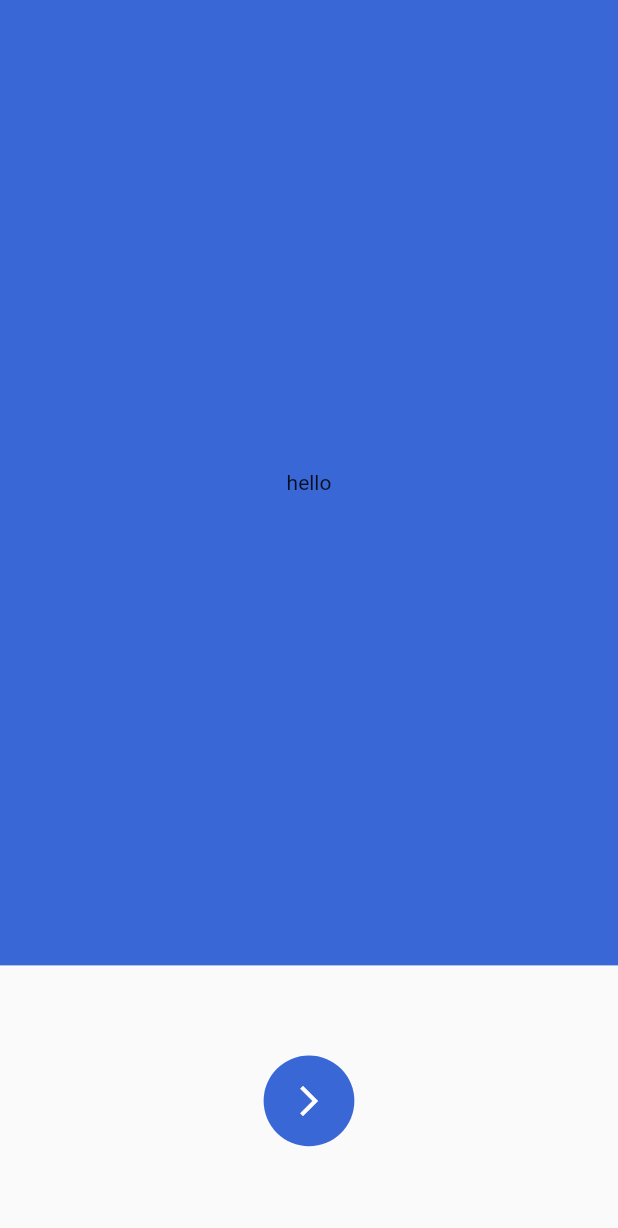
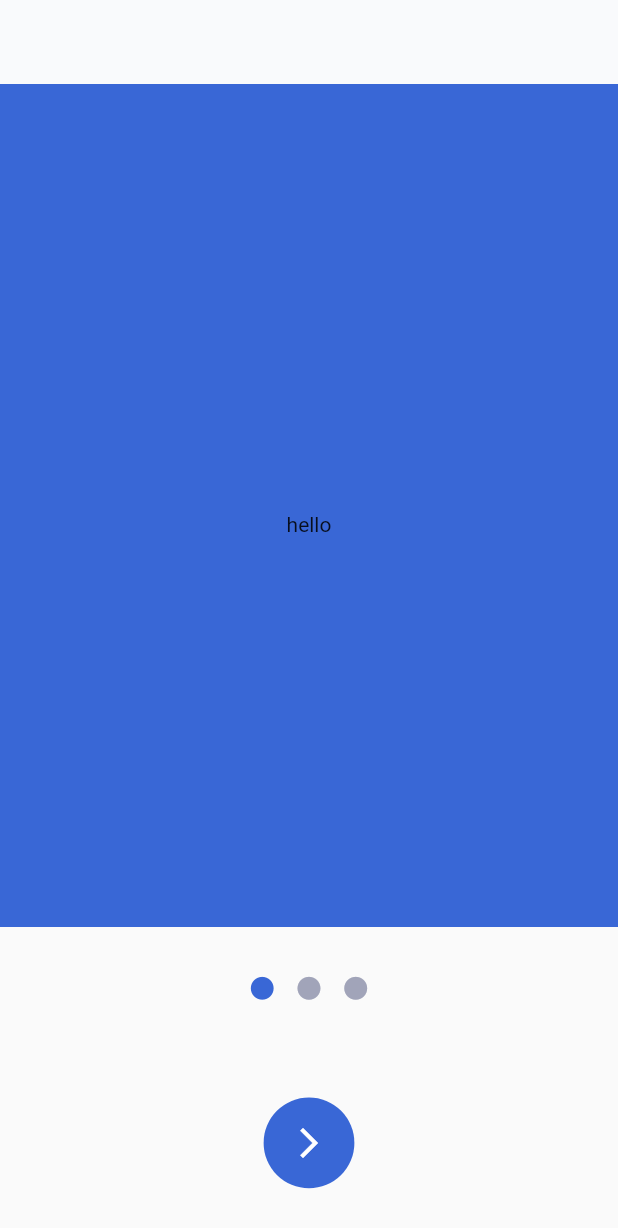
Before and after one commit to GDSC-HSU/gateway, a Flutter app: the screen it shows after launch, on a phone screen of 412 x 824 dp. Shown: the top 1228 px of the screen. Run offline on Flutter 3.47's test engine with Material 2 defaults, Android fonts, the phone set to English and light mode, and no system bars; our stand-ins replace bloc, easy_localization, equatable, flutter_bloc, flutter_screenutil, rxdart and 1 more; missing offline and left inert: flutter_reactive_ble; statements that could not run were skipped.

Commit message:
make introduction screen

```diff
--- a/lib/screens/introduction_screen/introduction_screen.dart
+++ b/lib/screens/introduction_screen/introduction_screen.dart
@@ -1,3 +1,5 @@
+import 'dart:async';
+
 import 'package:flutter/material.dart';
 import 'package:flutter_screenutil/flutter_screenutil.dart';
 import 'package:gateway/config/themes/gateway_color.dart';
@@ -10,12 +12,42 @@ class IntroductionScreen extends StatefulWidget {
 }
 
 class _IntroductionScreenState extends State<IntroductionScreen> {
+  late StreamController<int> _streamController;
+  //List<IntroductionItem> _introductionItems = [];
+  PageController _pageController = PageController(initialPage: 0);
+
+  int _initialIndex = 0;
+
+  int _curerentPage = 0;
+  @override
+  void initState() {
+    _streamController = StreamController.broadcast();
+    super.initState();
+  }
+
+  @override
+  void dispose() {
+    _streamController.close();
+    super.dispose();
+  }
+
   @override
   Widget build(BuildContext context) {
     return Scaffold(
+      appBar: AppBar(
+        shadowColor: Colors.transparent,
+        elevation: 0.0,
+        backgroundColor: GatewayColors.scaffoldBgLight,
+      ),
       body: Container(
         padding: EdgeInsets.only(bottom: 140.h),
         child: PageView(
+          controller: _pageController,
+          scrollDirection: Axis.horizontal,
+          onPageChanged: (index) {
+            _curerentPage = index;
+            _streamController.sink.add(index);
+          },
           children: [
             Container(
               color: GatewayColors.buttonBgLight,
@@ -33,13 +65,26 @@ class _IntroductionScreenState extends State<IntroductionScreen> {
         ),
       ),
       bottomSheet: Container(
-        height: 140.h,
+        height: 160.h,
         width: double.infinity,
         child: Column(
-          mainAxisAlignment: MainAxisAlignment.center,
+          mainAxisAlignment: MainAxisAlignment.spaceAround,
           crossAxisAlignment: CrossAxisAlignment.center,
           children: [
-            Container(
+            StreamBuilder<int>(
+                stream: _streamController.stream,
+                builder: (context, snapshot) {
+                  return _buildIndicator(snapshot.data ?? 0);
+                }),
+            InkWell(
+              onTap: () {
+                _pageController.nextPage(
+                    duration: const Duration(
+                      milliseconds: 500,
+                    ),
+                    curve: Curves.easeInOut);
+              },
+              child: Container(
                 width: 47.h,
                 height: 47.h,
                 decoration: BoxDecoration(
@@ -51,9 +96,32 @@ class _IntroductionScreenState extends State<IntroductionScreen> {
                   color: Colors.white,
                 ),
               ),
+            ),
           ],
         ),
       ),
     );
   }
+
+  Widget _buildIndicator(int currentIndex) {
+    return Row(
+      mainAxisAlignment: MainAxisAlignment.center,
+      children: [
+        for (var i = 0; i < 3; i++)
+          Row(
+            children: [
+              SizedBox(width: 5.h),
+              Icon(
+                Icons.circle,
+                color: currentIndex == i
+                    ? GatewayColors.buttonBgLight
+                    : GatewayColors.textDefaultBgLight,
+                size: 16.r,
+              ),
+              SizedBox(width: 5.h),
+            ],
+          )
+      ],
+    );
   }
+}
```
Also changed, not shown: lib/widgets/introduction/introduction_content.dart (added, +39 -0 lines). Lines whose indentation alone changed are shown as unchanged.
